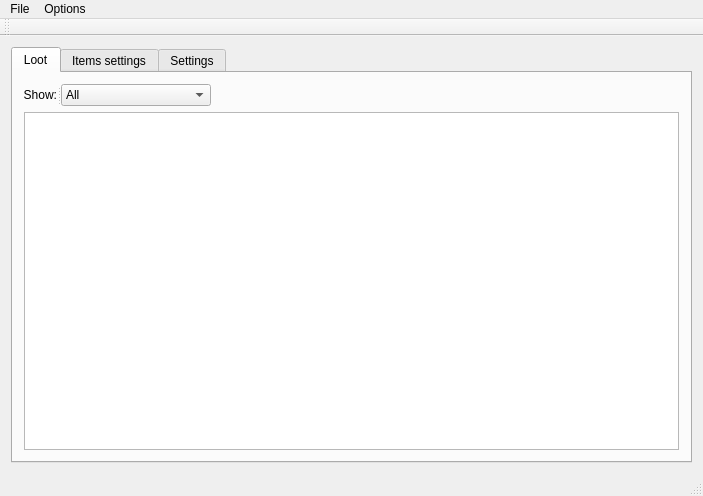
The window that gui/CountDaLoot/mainwindow.ui (stryku/CountDaLoot) describes before a commit, drawn with Qt 5.
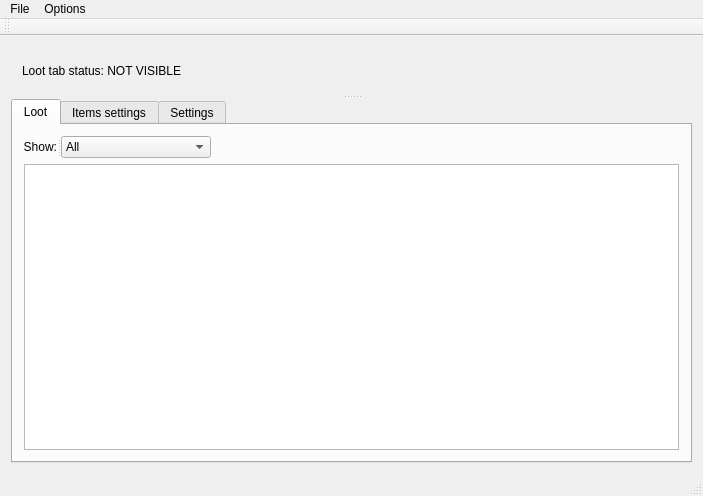
The same window after the commit.

Commit message: introduce CountDaLoot

What changed in the file:
```diff
--- a/gui/CountDaLoot/mainwindow.ui
+++ b/gui/CountDaLoot/mainwindow.ui
@@ -16,6 +16,21 @@
   <widget class="QWidget" name="centralWidget">
    <layout class="QGridLayout" name="gridLayout">
     <item row="0" column="0">
+     <widget class="QSplitter" name="splitter_2">
+      <property name="orientation">
+       <enum>Qt::Vertical</enum>
+      </property>
+      <widget class="QWidget" name="">
+       <layout class="QHBoxLayout" name="horizontalLayout">
+        <item>
+         <widget class="QLabel" name="labelLootTabStatus">
+          <property name="text">
+           <string>Loot tab status: NOT VISIBLE</string>
+          </property>
+         </widget>
+        </item>
+       </layout>
+      </widget>
      <widget class="QTabWidget" name="tabWidget">
       <property name="currentIndex">
        <number>0</number>
@@ -25,6 +40,9 @@
         <string>Loot</string>
        </attribute>
        <layout class="QGridLayout" name="gridLayout_2">
+         <item row="1" column="0">
+          <widget class="QTextEdit" name="LootTextEdit"/>
+         </item>
         <item row="0" column="0">
          <widget class="QSplitter" name="splitter">
           <property name="orientation">
@@ -67,9 +85,6 @@
           </widget>
          </widget>
         </item>
-        <item row="1" column="0">
-         <widget class="QTextEdit" name="textEdit"/>
-        </item>
        </layout>
       </widget>
       <widget class="QWidget" name="tab_2">
@@ -81,6 +96,7 @@
        <attribute name="title">
         <string>Settings</string>
        </attribute>
+       </widget>
       </widget>
      </widget>
     </item>
```
Lines whose indentation alone changed are shown as unchanged. The commit also changes 4 other files.
